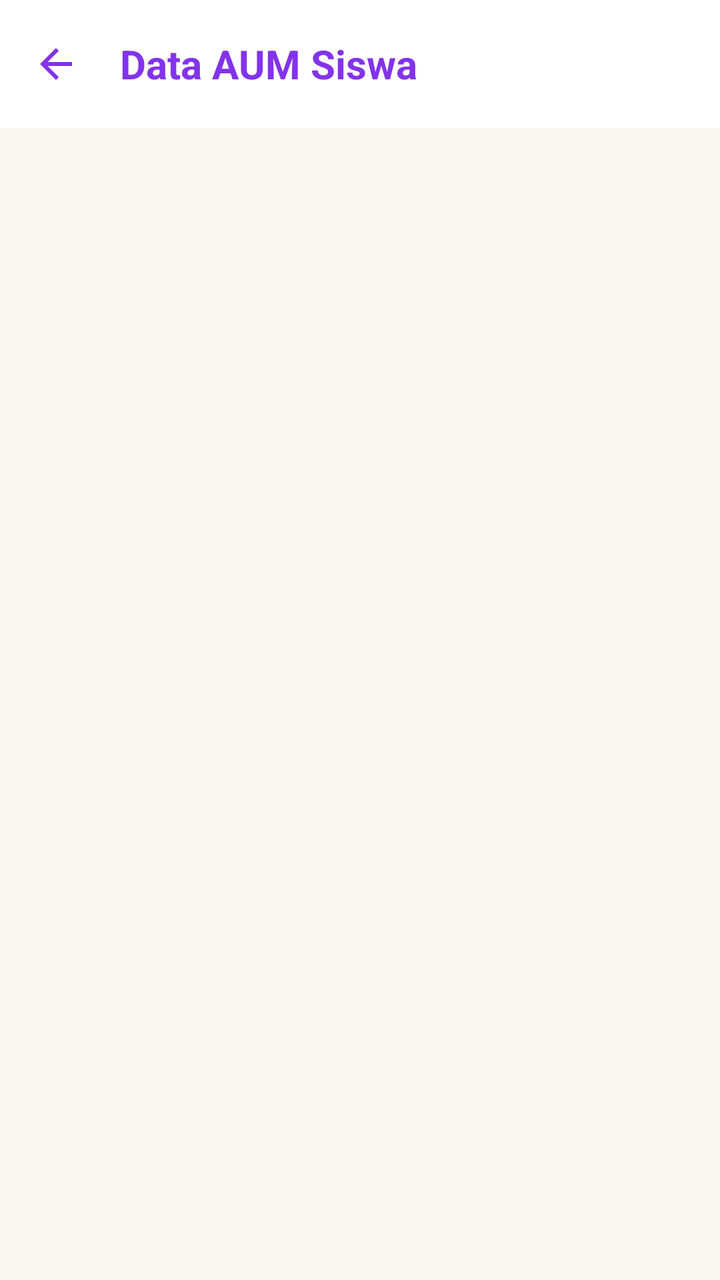
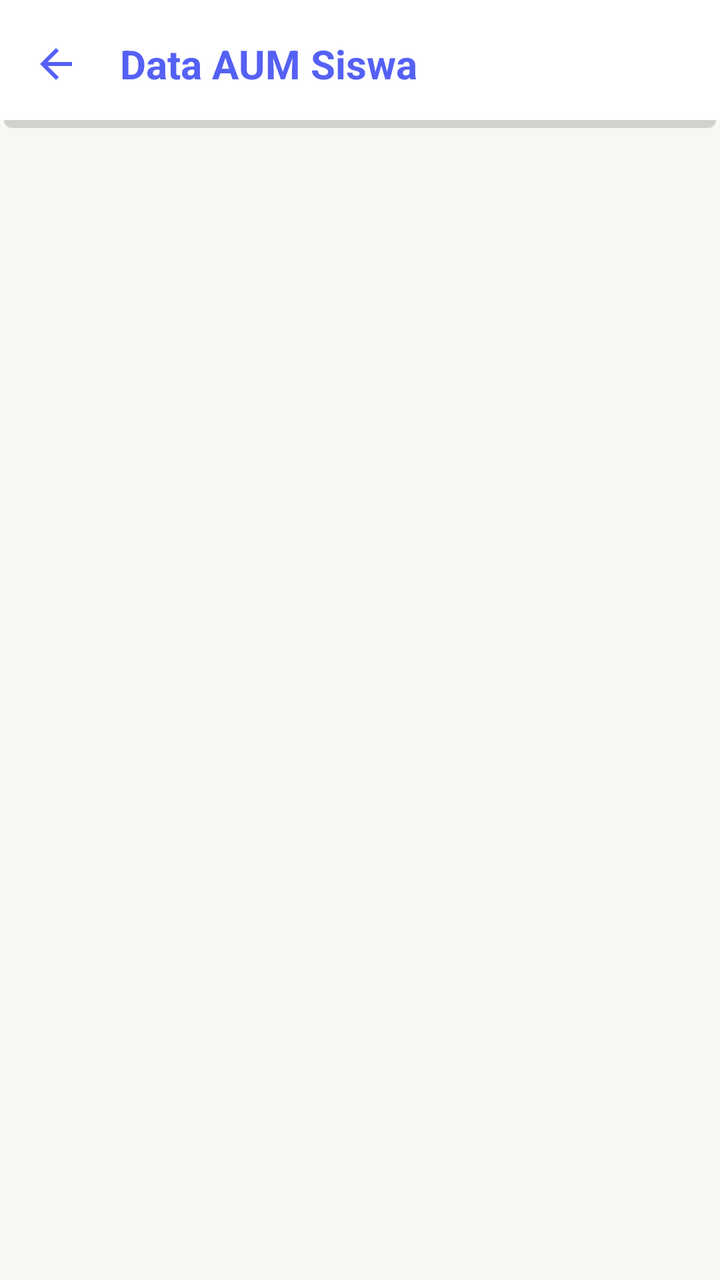

An Android layout rendered at two revisions. The XML below is the earlier revision; the diff shows what the commit changed to produce the second picture.
<!-- AndroidManifest.xml: application theme Theme.BkNova -->
<!-- res/layout/fragment_daftar_kelas_aum_bk.xml -->
<?xml version="1.0" encoding="utf-8"?>
<androidx.coordinatorlayout.widget.CoordinatorLayout xmlns:android="http://schemas.android.com/apk/res/android"
    xmlns:app="http://schemas.android.com/apk/res-auto"
    xmlns:tools="http://schemas.android.com/tools"
    android:layout_width="match_parent"
    android:layout_height="match_parent"
    android:background="@color/background_cream">

    <com.google.android.material.appbar.AppBarLayout
        android:layout_width="match_parent"
        android:layout_height="wrap_content"
        android:background="@color/white"
        app:elevation="0dp">

        <com.google.android.material.appbar.MaterialToolbar
            android:id="@+id/toolbar_kelas_aum"
            android:layout_width="match_parent"
            android:layout_height="?attr/actionBarSize"
            app:title="Data AUM Siswa"
            app:titleTextAppearance="@style/ToolbarTitleBold"
            app:titleTextColor="@color/brand_primary"
            app:navigationIcon="@drawable/ic_arrow_back"
            app:navigationIconTint="@color/brand_primary" />
    </com.google.android.material.appbar.AppBarLayout>

    <FrameLayout
        android:layout_width="match_parent"
        android:layout_height="match_parent"
        app:layout_behavior="@string/appbar_scrolling_view_behavior">

        <androidx.recyclerview.widget.RecyclerView
            android:id="@+id/rv_daftar_kelas_aum"
            android:layout_width="match_parent"
            android:layout_height="match_parent"
            android:clipToPadding="false"
            android:padding="12dp"
            tools:listitem="@layout/item_kelas_bk" />

        <ProgressBar
            android:id="@+id/pb_loading_aum"
            android:layout_width="wrap_content"
            android:layout_height="wrap_content"
            android:layout_gravity="center"
            android:visibility="gone" />

        <TextView
            android:id="@+id/tv_empty_aum"
            android:layout_width="wrap_content"
            android:layout_height="wrap_content"
            android:layout_gravity="center"
            android:text="Belum ada data kelas"
            android:textColor="@color/text_color_secondary"
            android:visibility="gone" />
    </FrameLayout>

</androidx.coordinatorlayout.widget.CoordinatorLayout>
<!-- res/layout/item_kelas_bk.xml (included above) -->
<?xml version="1.0" encoding="utf-8"?>
<com.google.android.material.card.MaterialCardView xmlns:android="http://schemas.android.com/apk/res/android"
    xmlns:app="http://schemas.android.com/apk/res-auto"
    android:layout_width="match_parent"
    android:layout_height="wrap_content"
    android:layout_marginBottom="12dp"
    app:cardCornerRadius="16dp"
    app:cardElevation="2dp"
    app:strokeWidth="0dp"
    android:clickable="true"
    android:focusable="true"
    android:foreground="?attr/selectableItemBackground">

    <LinearLayout
        android:layout_width="match_parent"
        android:layout_height="wrap_content"
        android:gravity="center_vertical"
        android:orientation="horizontal"
        android:padding="16dp">

        <com.google.android.material.imageview.ShapeableImageView
            android:layout_width="48dp"
            android:layout_height="48dp"
            android:background="@color/brand_soft"
            android:padding="12dp"
            app:shapeAppearanceOverlay="@style/ShapeAppearance.Rounded8"
            android:src="@drawable/img_7"
            app:tint="@color/brand_primary" />

        <LinearLayout
            android:layout_width="0dp"
            android:layout_height="wrap_content"
            android:layout_weight="1"
            android:layout_marginStart="16dp"
            android:orientation="vertical">

            <TextView
                android:id="@+id/tv_nama_kelas"
                android:layout_width="wrap_content"
                android:layout_height="wrap_content"
                android:text="Nama Kelas"
                android:textColor="@color/text_color_primary"
                android:textSize="16sp"
                android:textStyle="bold" />

            <TextView
                android:id="@+id/tv_tingkat_jurusan"
                android:layout_width="wrap_content"
                android:layout_height="wrap_content"
                android:layout_marginTop="2dp"
                android:text="Tingkat - Jurusan"
                android:textColor="@color/text_color_secondary"
                android:textSize="12sp" />
        </LinearLayout>

        <ImageView
            android:layout_width="24dp"
            android:layout_height="24dp"
            android:src="@drawable/ic_chevron_right"
            app:tint="@color/divider_color" />

    </LinearLayout>
</com.google.android.material.card.MaterialCardView>
<!-- resources referenced by this layout -->
<resources>
  <color name="background_cream">#F8F7F2</color>
  <color name="brand_primary">#8333EA</color>
  <color name="brand_soft">#F0E6FC</color>
  <color name="divider_color">#E8E3DC</color>
  <color name="text_color_primary">#2A1E33</color>
  <color name="text_color_secondary">#6B5E75</color>
  <color name="white">#FFFFFFFF</color>
  <!-- drawable ic_arrow_back (drawable) -->
  <vector xmlns:android="http://schemas.android.com/apk/res/android"
      android:width="24dp"
      android:height="24dp"
      android:viewportWidth="24"
      android:viewportHeight="24">
      <path
          android:fillColor="#FF000000"
          android:pathData="M20,11H7.83l5.59,-5.59L12,4l-8,8 8,8 1.41,-1.41L7.83,13H20v-2z" />
  </vector>
  <!-- drawable ic_chevron_right (drawable) -->
  <vector xmlns:android="http://schemas.android.com/apk/res/android"
      android:width="24dp"
      android:height="24dp"
      android:viewportWidth="24"
      android:viewportHeight="24">
      <path
          android:fillColor="#000000"
          android:pathData="M10,6L8.59,7.41 13.17,12l-4.58,4.59L10,18l6,-6z"/>
  </vector>
  <style name="ShapeAppearance.Rounded8" parent="">
          <item name="cornerFamily">rounded</item>
          <item name="cornerSize">8dp</item>
      </style>
  <style name="ToolbarTitleBold" parent="TextAppearance.Material3.TitleLarge">
          <item name="android:textStyle">bold</item>
          <item name="android:textSize">20sp</item> 
      </style>
  <style name="Theme.BkNova" parent="Base.Theme.BkNova" />
  <color name="accent_pink">#FF7FAF</color>
  <color name="accent_pink_soft">#FFECF3</color>
  <color name="accent_peach">#FFC6BF</color>
  <color name="accent_peach_soft">#FFE8E5</color>
  <color name="red_text">#DC2626</color>
  <color name="red_light">#FEE2E2</color>
  <!-- unchanged entries left out for length: 2 -->
</resources>

<!-- the commit's change to res/layout/fragment_daftar_kelas_aum_bk.xml (unified diff, before → after) -->
@@ -9,7 +9,7 @@
     <com.google.android.material.appbar.AppBarLayout
         android:layout_width="match_parent"
         android:layout_height="wrap_content"
-        android:background="@color/white"
+        android:background="@drawable/bg_header"
         app:elevation="0dp">
 
         <com.google.android.material.appbar.MaterialToolbar
@@ -73,14 +73,14 @@
         android:layout_height="wrap_content"
         android:gravity="center_vertical"
         android:orientation="horizontal"
+        android:background="@drawable/bg_grid_shadow"
         android:padding="16dp">
 
         <com.google.android.material.imageview.ShapeableImageView
-            android:layout_width="48dp"
-            android:layout_height="48dp"
-            android:background="@color/brand_soft"
-            android:padding="12dp"
-            app:shapeAppearanceOverlay="@style/ShapeAppearance.Rounded8"
+            android:layout_width="20dp"
+            android:layout_height="30dp"
+            android:background="@color/accent_pink_soft"
+            app:shapeAppearance="@style/ShapeAppearance.Circle"
             android:src="@drawable/img_7"
             app:tint="@color/brand_primary" />
 
@@ -114,7 +114,7 @@
             android:layout_width="24dp"
             android:layout_height="24dp"
             android:src="@drawable/ic_chevron_right"
-            app:tint="@color/divider_color" />
+            app:tint="@color/brand_primary" />
 
     </LinearLayout>
 </com.google.android.material.card.MaterialCardView>
<!-- resource entries referenced after the edit -->
@@ -1,11 +1,73 @@
 <!-- resources referenced by this layout -->
 <resources>
   <color name="background_cream">#F8F7F2</color>
-  <color name="brand_primary">#8333EA</color>
+  <color name="brand_primary">#5561F4</color>
   <color name="brand_soft">#F0E6FC</color>
   <color name="divider_color">#E8E3DC</color>
   <color name="text_color_primary">#2A1E33</color>
   <color name="text_color_secondary">#6B5E75</color>
+  <!-- drawable bg_grid_shadow (drawable) -->
+  <?xml version="1.0" encoding="utf-8"?>
+  <layer-list xmlns:android="http://schemas.android.com/apk/res/android">
+  
+      
+      <item
+          android:left="4dp"
+  
+          android:top="4dp">
+  
+          <shape android:shape="rectangle">
+              <solid android:color="#32000000" />
+              <corners android:radius="12dp" />
+          </shape>
+  
+      </item>
+  
+      
+      <item
+          android:right="4dp"
+          android:bottom="4dp">
+  
+          <shape android:shape="rectangle">
+              <solid android:color="#FFFFFF" />
+              <corners android:radius="12dp" />
+          </shape>
+  
+      </item>
+  
+  </layer-list>
+  <!-- drawable bg_header (drawable) -->
+  <?xml version="1.0" encoding="utf-8"?>
+  <layer-list xmlns:android="http://schemas.android.com/apk/res/android">
+  
+      
+      <item
+          android:left="2dp"
+          android:right="2dp"
+          android:top="4dp">
+  
+          <shape android:shape="rectangle">
+  
+              <solid android:color="#27000000"/>
+              <corners android:radius="4dp" />
+            />
+          </shape>
+  
+      </item>
+  
+      
+      <item
+          android:right="0dp"
+          android:bottom="4dp">
+  
+          <shape android:shape="rectangle">
+              <solid android:color="#FFFFFF" />
+               />
+          </shape>
+  
+      </item>
+  
+  </layer-list>
   <color name="white">#FFFFFFFF</color>
   <!-- drawable ic_arrow_back (drawable) -->
   <vector xmlns:android="http://schemas.android.com/apk/res/android"
@@ -27,9 +89,9 @@
           android:fillColor="#000000"
           android:pathData="M10,6L8.59,7.41 13.17,12l-4.58,4.59L10,18l6,-6z"/>
   </vector>
-  <style name="ShapeAppearance.Rounded8" parent="">
+  <style name="ShapeAppearance.Circle" parent="">
           <item name="cornerFamily">rounded</item>
-          <item name="cornerSize">8dp</item>
+          <item name="cornerSize">50%</item>
       </style>
   <style name="ToolbarTitleBold" parent="TextAppearance.Material3.TitleLarge">
           <item name="android:textStyle">bold</item>
